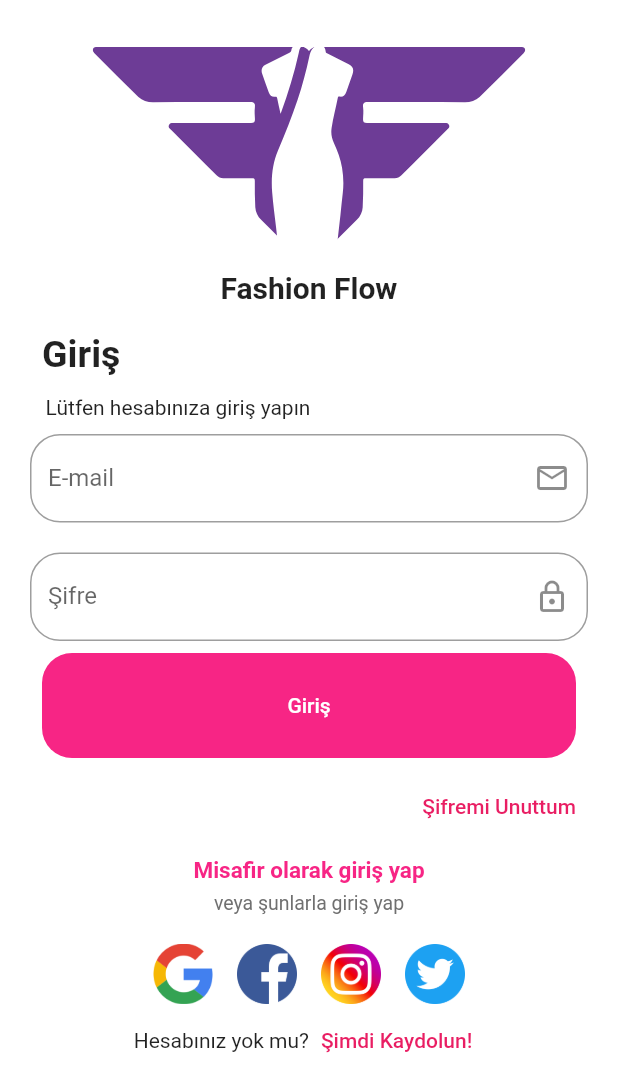
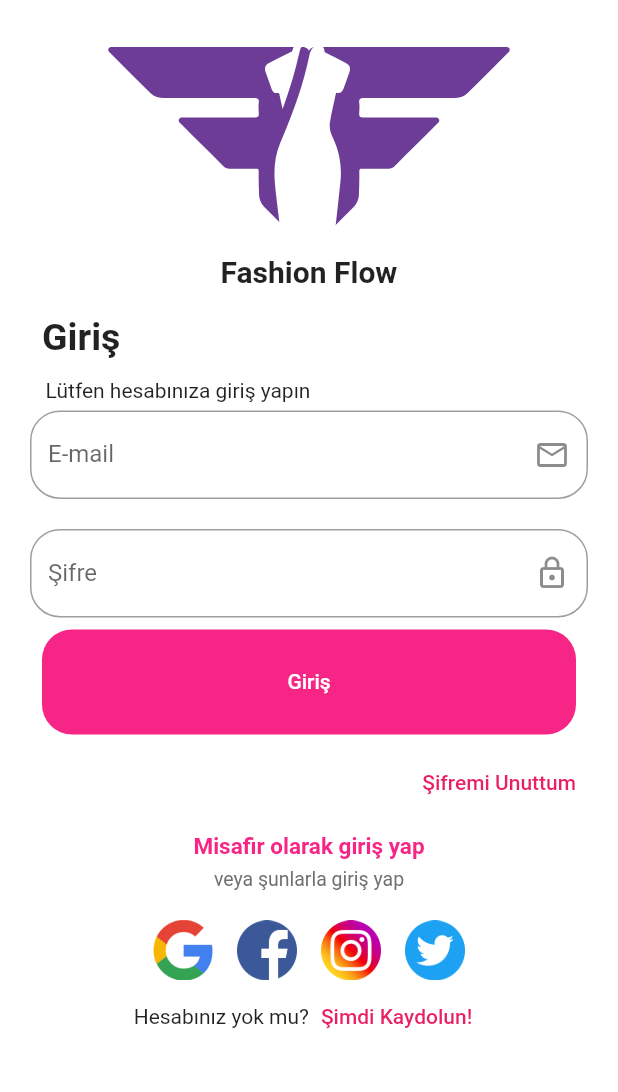
Before and after one commit to Fashion-Flow/Fashion-Flow, a Flutter app: the screen it shows after launch, on a phone screen of 412 x 824 dp. Shown: the top 1092 px of the screen. Run offline on Flutter 3.47's test engine with Material 2 defaults, Android fonts, the phone set to English and light mode, and no system bars; our stand-ins replace flutter_svg.

Commit message:
Fixed overflow

```diff
--- a/lib/screens/login_screen.dart
+++ b/lib/screens/login_screen.dart
@@ -21,7 +21,7 @@ class LoginScreen extends StatelessWidget {
             children: [
               SvgPicture.asset(
                 'assets/mainLogo.svg',
-                width: width * 0.7,
+                width: width * 0.65,
               ),
               const Text(
                 Strings.appTitle,
@@ -38,7 +38,7 @@ class LoginScreen extends StatelessWidget {
               ),
               const SizedBox(height: 5),
               const Text('   Lütfen hesabınıza giriş yapın    '),
-              const SizedBox(height: 10),
+              const SizedBox(height: 5),
               EmailPasswordBox(buttonText: 'Giriş', buttonFunction: () {}),
               Align(
                 alignment: Alignment.centerRight,
```
